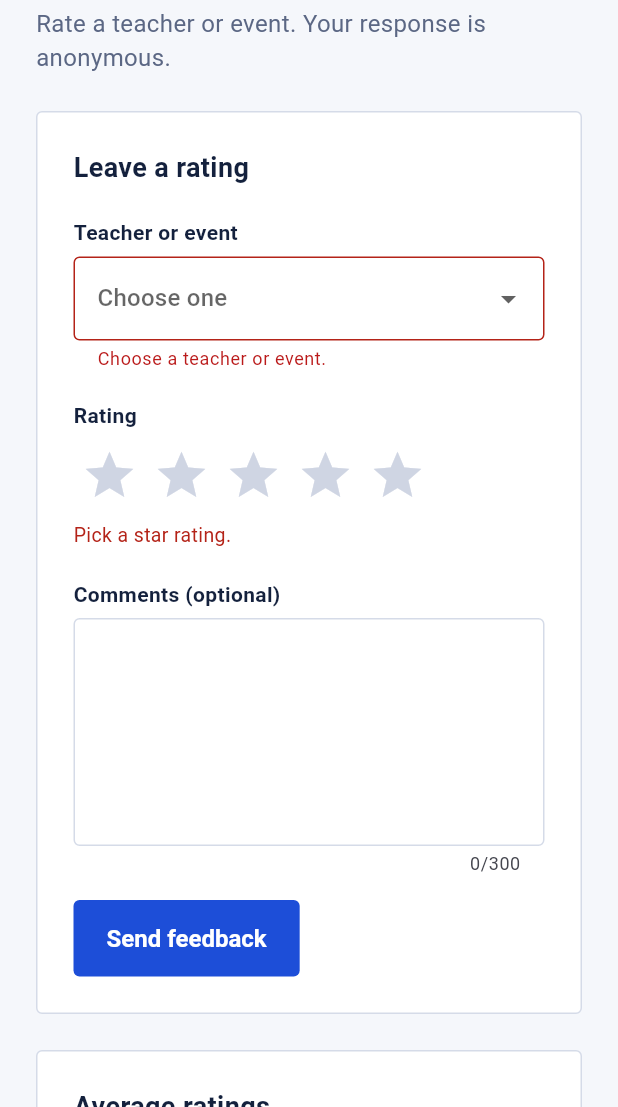
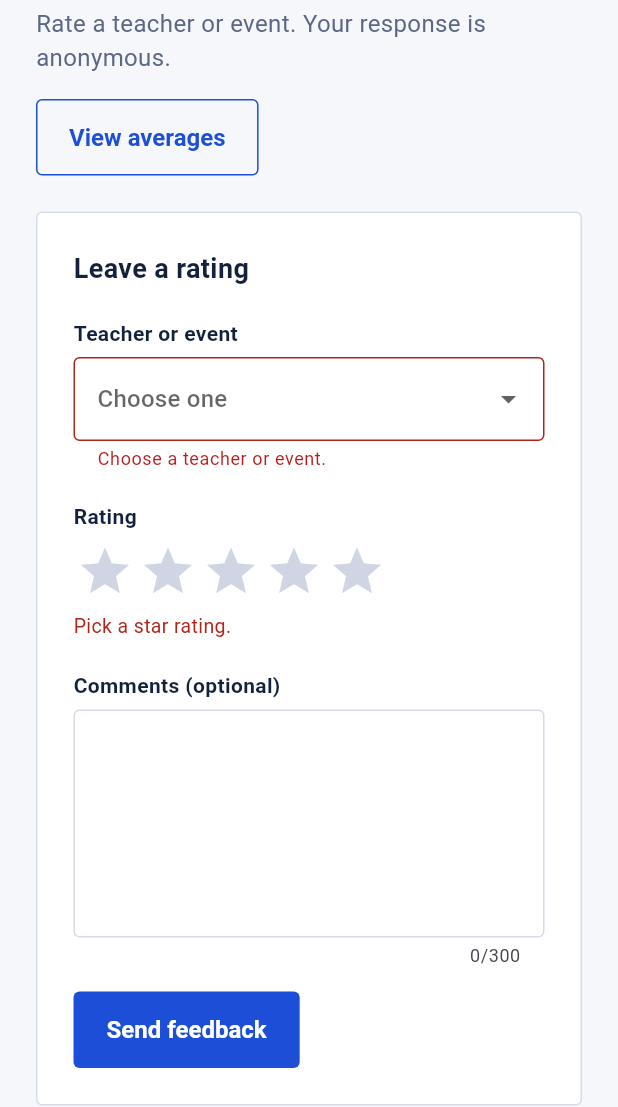
Before and after one commit to notvinnie/CAPSTONE-Dano, a Flutter app: the screen it shows after launch, after a tap on "Send feedback", on a phone screen of 412 x 824 dp, the part 129-1236 px from its top. Run offline on Flutter 3.47's test engine with Material 3 defaults, Android fonts, the phone set to English and light mode, and no system bars; Roboto replaces fonts that are missing (Segoe UI).

Commit message:
Added screens with navigation between the two pages

```diff
--- a/capstone_dano/lib/data/dummy_data.dart
+++ b/capstone_dano/lib/data/dummy_data.dart
@@ -17,12 +17,12 @@ const List<Target> targets = [
 const List<Rating> sampleRatings = [
   Rating('Ms. Reyes - Mathematics', 5, 'Explains every step clearly.'),
   Rating('Ms. Reyes - Mathematics', 4, 'Good pace, a bit of homework.'),
-  Rating('Mr. Santos - Science', 4, 'The labs were fun.'),
+  Rating('Mr. Santos - Science', 3.5, 'The labs were fun.'),
   Rating('Mr. Santos - Science', 3, ''),
   Rating('Ms. Cruz - English', 5, 'Great feedback on essays.'),
   Rating('Mr. Dela Cruz - History', 4, 'Stories make it easy to remember.'),
   Rating('Ms. Garcia - Filipino', 5, ''),
-  Rating('Mr. Lim - Computer Science', 4, 'Clear demos in class.'),
-  Rating('Foundation Day', 3, 'Too crowded.'),
+  Rating('Mr. Lim - Computer Science', 4.5, 'Clear demos in class.'),
+  Rating('Foundation Day', 3.5, 'Too crowded.'),
   Rating('Career Fair', 5, 'Met useful contacts.'),
 ];
--- a/capstone_dano/lib/main.dart
+++ b/capstone_dano/lib/main.dart
@@ -1,10 +1,7 @@
 import 'package:flutter/material.dart';
 
-import 'data/dummy_data.dart';
-import 'models/rating.dart';
+import 'screens/rating_screen.dart';
 import 'widgets/app_theme.dart';
-import 'widgets/feedback_form.dart';
-import 'widgets/results_panel.dart';
 
 void main() => runApp(const FeedbackApp());
 
@@ -17,76 +14,7 @@ class FeedbackApp extends StatelessWidget {
       debugShowCheckedModeBanner: false,
       title: 'Student Feedback',
       theme: buildTheme(),
-      home: const HomePage(),
+      home: const RatingScreen(),
     );
   }
 }
-
-class HomePage extends StatefulWidget {
-  const HomePage({super.key});
-
-  @override
-  State<HomePage> createState() => _HomePageState();
-}
-
-class _HomePageState extends State<HomePage> {
-  final List<Rating> _ratings = [...sampleRatings];
-
-  void _addRating(Rating rating) {
-    setState(() => _ratings.add(rating));
-  }
-
-  @override
-  Widget build(BuildContext context) {
-    return Scaffold(
-      body: SafeArea(
-        child: Center(
-          child: ConstrainedBox(
-            constraints: const BoxConstraints(maxWidth: 960),
-            child: SingleChildScrollView(
-              padding: const EdgeInsets.all(24),
-              child: Column(
-                crossAxisAlignment: CrossAxisAlignment.start,
-                children: [
-                  const SizedBox(height: 16),
-                  const Text(
-                    'Student Feedback',
-                    style: TextStyle(fontSize: 32, fontWeight: FontWeight.w700, color: ink),
-                  ),
-                  const SizedBox(height: 4),
-                  const Text(
-                    'Rate a teacher or event. Your response is anonymous.',
-                    style: TextStyle(color: muted, fontSize: 16),
-                  ),
-                  const SizedBox(height: 24),
-                  LayoutBuilder(builder: (context, box) {
-                    final form = FeedbackForm(targets: targets, onSubmit: _addRating);
-                    final results = ResultsPanel(targets: targets, ratings: _ratings);
-
-                    if (box.maxWidth >= 760) {
-                      return Row(
-                        crossAxisAlignment: CrossAxisAlignment.start,
-                        children: [
-                          Expanded(child: form),
-                          const SizedBox(width: 24),
-                          Expanded(child: results),
-                        ],
-                      );
-                    }
-                    return Column(
-                      children: [
-                        form,
-                        const SizedBox(height: 24),
-                        results,
-                      ],
-                    );
-                  }),
-                ],
-              ),
-            ),
-          ),
-        ),
-      ),
-    );
-  }
-}
--- a/capstone_dano/lib/models/rating.dart
+++ b/capstone_dano/lib/models/rating.dart
@@ -2,6 +2,6 @@ class Rating {
   const Rating(this.target, this.stars, this.comment);
 
   final String target;
-  final int stars;
+  final double stars;
   final String comment;
 }
--- /dev/null
+++ b/capstone_dano/lib/screens/rating_screen.dart
@@ -0,0 +1,63 @@
+import 'package:flutter/material.dart';
+
+import '../data/dummy_data.dart';
+import '../models/rating.dart';
+import '../widgets/app_theme.dart';
+import '../widgets/feedback_form.dart';
+import 'results_screen.dart';
+
+class RatingScreen extends StatefulWidget {
+  const RatingScreen({super.key});
+
+  @override
+  State<RatingScreen> createState() => _RatingScreenState();
+}
+
+class _RatingScreenState extends State<RatingScreen> {
+  final List<Rating> _ratings = [...sampleRatings];
+
+  void _addRating(Rating rating) {
+    setState(() => _ratings.add(rating));
+  }
+
+  void _openResults() {
+    Navigator.of(context).push(
+      MaterialPageRoute(builder: (_) => ResultsScreen(ratings: _ratings)),
+    );
+  }
+
+  @override
+  Widget build(BuildContext context) {
+    return Scaffold(
+      body: SafeArea(
+        child: Center(
+          child: ConstrainedBox(
+            constraints: const BoxConstraints(maxWidth: 560),
+            child: SingleChildScrollView(
+              padding: const EdgeInsets.all(24),
+              child: Column(
+                crossAxisAlignment: CrossAxisAlignment.start,
+                children: [
+                  const SizedBox(height: 16),
+                  const Text(
+                    'Student Feedback',
+                    style: TextStyle(fontSize: 32, fontWeight: FontWeight.w700, color: ink),
+                  ),
+                  const SizedBox(height: 4),
+                  const Text(
+                    'Rate a teacher or event. Your response is anonymous.',
+                    style: TextStyle(color: muted, fontSize: 16),
+                  ),
+                  const SizedBox(height: 16),
+                  OutlinedButton(onPressed: _openResults, child: const Text('View averages')),
+                  const SizedBox(height: 24),
+                  FeedbackForm(targets: targets, onSubmit: _addRating),
+                ],
+              ),
+            ),
+          ),
+        ),
+      ),
+    );
+  }
+}
--- /dev/null
+++ b/capstone_dano/lib/screens/results_screen.dart
@@ -0,0 +1,46 @@
+import 'package:flutter/material.dart';
+
+import '../data/dummy_data.dart';
+import '../models/rating.dart';
+import '../widgets/app_theme.dart';
+import '../widgets/results_panel.dart';
+
+class ResultsScreen extends StatelessWidget {
+  const ResultsScreen({super.key, required this.ratings});
+
+  final List<Rating> ratings;
+
+  @override
+  Widget build(BuildContext context) {
+    return Scaffold(
+      appBar: AppBar(
+        title: const Text('Results'),
+        backgroundColor: pageBg,
+        foregroundColor: ink,
+        elevation: 0,
+        scrolledUnderElevation: 0,
+      ),
+      body: SafeArea(
+        child: Center(
+          child: ConstrainedBox(
+            constraints: const BoxConstraints(maxWidth: 720),
+            child: SingleChildScrollView(
+              padding: const EdgeInsets.all(24),
+              child: Column(
+                crossAxisAlignment: CrossAxisAlignment.start,
+                children: [
+                  ResultsPanel(targets: targets, ratings: ratings),
+                  const SizedBox(height: 20),
+                  FilledButton(
+                    onPressed: () => Navigator.of(context).pop(),
+                    child: const Text('Leave a rating'),
+                  ),
+                ],
+              ),
+            ),
+          ),
+        ),
+      ),
+    );
+  }
+}
--- a/capstone_dano/lib/widgets/feedback_form.dart
+++ b/capstone_dano/lib/widgets/feedback_form.dart
@@ -20,7 +20,7 @@ class _FeedbackFormState extends State<FeedbackForm> {
   final _formKey = GlobalKey<FormState>();
   final _comment = TextEditingController();
   String? _target;
-  int _rating = 0;
+  double _rating = 0;
   int _formVersion = 0;
   bool _ratingMissing = false;
   bool _sent = false;
@@ -71,7 +71,7 @@ class _FeedbackFormState extends State<FeedbackForm> {
             DropdownButtonFormField<String>(
               key: ValueKey(_formVersion),
               isExpanded: true,
-              value: _target,
+              initialValue: _target,
               hint: const Text('Choose one'),
               items: widget.targets.map((t) => DropdownMenuItem(value: t.name, child: Text(t.name))).toList(),
               onChanged: (v) => setState(() => _target = v),
--- a/capstone_dano/lib/widgets/results_panel.dart
+++ b/capstone_dano/lib/widgets/results_panel.dart
@@ -60,7 +60,7 @@ class ResultsPanel extends StatelessWidget {
 
     for (final target in targets) {
       final mine = ratings.where((r) => r.target == target.name).toList();
-      final total = mine.fold<int>(0, (sum, r) => sum + r.stars);
+      final total = mine.fold<double>(0, (sum, r) => sum + r.stars);
       final average = mine.isEmpty ? 'No ratings' : '${(total / mine.length).toStringAsFixed(1)} / 5';
       rows.add(_row(_nameCell(target), '${mine.length}', average, empty: mine.isEmpty));
     }
--- a/capstone_dano/lib/widgets/star_rating.dart
+++ b/capstone_dano/lib/widgets/star_rating.dart
@@ -5,22 +5,54 @@ import 'app_theme.dart';
 class StarRating extends StatelessWidget {
   const StarRating({super.key, required this.rating, required this.onChanged});
 
-  final int rating;
-  final ValueChanged<int> onChanged;
+  final double rating;
+  final ValueChanged<double> onChanged;
+
+  static const double _size = 38;
+
+  Widget _star(int index) {
+    final full = rating >= index + 1;
+    final half = !full && rating >= index + 0.5;
+
+    return Padding(
+      padding: const EdgeInsets.all(2),
+      child: MouseRegion(
+        cursor: SystemMouseCursors.click,
+        child: GestureDetector(
+          onTapDown: (details) {
+            final leftHalf = details.localPosition.dx < _size / 2;
+            onChanged(leftHalf ? index + 0.5 : index + 1.0);
+          },
+          child: SizedBox(
+            width: _size,
+            height: _size,
+            child: Stack(
+              children: [
+                const Icon(Icons.star, size: _size, color: starOff),
+                if (full) const Icon(Icons.star, size: _size, color: starOn),
+                if (half) const Icon(Icons.star_half, size: _size, color: starOn),
+              ],
+            ),
+          ),
+        ),
+      ),
+    );
+  }
 
   @override
   Widget build(BuildContext context) {
     return Row(
-      children: List.generate(5, (i) {
-        return IconButton(
-          tooltip: '${i + 1} ${i == 0 ? 'star' : 'stars'}',
-          iconSize: 38,
-          padding: const EdgeInsets.all(2),
-          constraints: const BoxConstraints(),
-          onPressed: () => onChanged(i + 1),
-          icon: Icon(Icons.star, color: i < rating ? starOn : starOff),
-        );
-      }),
+      children: [
+        ...List.generate(5, _star),
+        if (rating > 0)
+          Padding(
+            padding: const EdgeInsets.only(left: 12),
+            child: Text(
+              '${rating.toStringAsFixed(1)} / 5',
+              style: const TextStyle(color: muted, fontWeight: FontWeight.w600),
+            ),
+          ),
+      ],
     );
   }
 }
```
